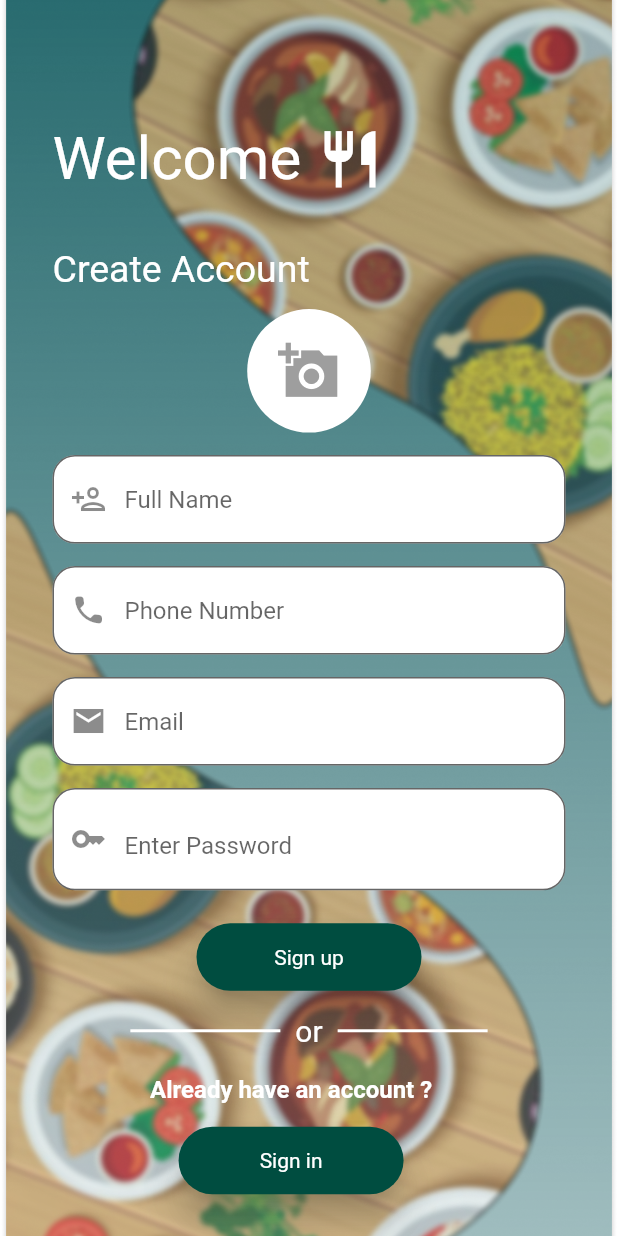
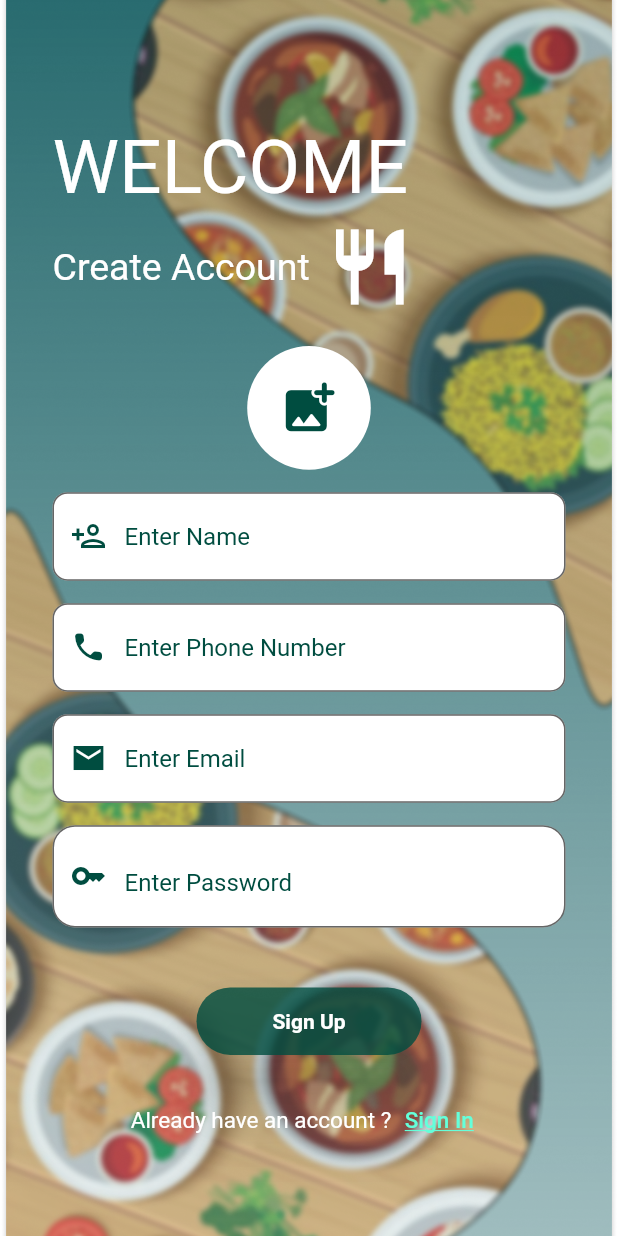
Before and after one commit to Saurabh101101/Cafeteria_Official, a Flutter app: the screen it shows after launch, after a tap on "Sign Up", on a phone screen of 412 x 824 dp. Run offline on Flutter 3.47's test engine with Material 2 defaults, Android fonts, the light colour scheme and no system bars; our stand-ins replace cloud_firestore, firebase_auth, firebase_core, firebase_storage, flutter_signin_button, fluttertoast and 2 more; missing offline and left inert: number_inc_dec, razorpay_flutter; accounts and stored records are empty.

Commit message:
final ui login n signup

```diff
--- a/lib/authentication/login.dart
+++ b/lib/authentication/login.dart
@@ -113,8 +113,8 @@ class _MyLoginState extends State<MyLogin> {
         body: Stack(
           children: [
             Container(
-              padding: EdgeInsets.only(left: 35,top:MediaQuery.of(context).size.height*0.15),
-              child: Text('Welcome',style: TextStyle(
+              padding: EdgeInsets.only(left: 35,top:MediaQuery.of(context).size.height*0.2),
+              child: Text('WELCOME',style: TextStyle(
                 color: Color(0xFFFFFFFF),
                 fontSize: 50,
               ),),
@@ -126,9 +126,9 @@ class _MyLoginState extends State<MyLogin> {
                 children: [
                   Text('SIGN IN',style: TextStyle(
                       color: Colors.white,
-                      fontSize: 30,)),
-                      SizedBox(width: 10),
-                      Icon(Icons.restaurant_outlined, color: Colors.white,size: 45),
+                      fontSize: 35,)),
+                      SizedBox(width: 20),
+                      Icon(Icons.restaurant_outlined, color: Colors.white,size: 60),
                 ],
               ),
             ),
@@ -196,57 +196,62 @@ class _MyLoginState extends State<MyLogin> {
                             TextField(
                               controller: emailController,
                               decoration: InputDecoration(
-                                  prefixIcon: Icon(Icons.mail_sharp),
+                                  prefixIcon: Icon(Icons.mail_sharp,color: Colors.teal[900]),
                                   fillColor: Colors.white,
                                   filled: true,
                                   hintText:'Enter Email',
-                                  border: OutlineInputBorder(borderRadius: BorderRadius.circular(15))
+                                  hintStyle: TextStyle(color: Colors.teal[900]),
+                                  border: OutlineInputBorder(borderRadius: BorderRadius.circular(10))
                               ),
                             ),
-                            SizedBox(height: 45),
+                            SizedBox(height: 40),
                             TextField(
                               obscureText: _isHidden,
                               controller: passwordController,
                               decoration: InputDecoration(
-                                  prefixIcon: Icon(Icons.key_outlined),
+                                  prefixIcon: Icon(Icons.key_outlined,color: Colors.teal[900]),
                                   fillColor: Colors.white,
                                   filled: true,
                                   hintText:'Enter Password',
-                                  suffix: InkWell(onTap:_toggle,child: Icon(_isHidden?Icons.visibility:Icons.visibility_off,)),
-                                  border: OutlineInputBorder(borderRadius: BorderRadius.circular(15))
+                                  hintStyle: TextStyle(color: Colors.teal[900]),
+                                  suffix: InkWell(onTap:_toggle,child: Icon(_isHidden?Icons.visibility_off:Icons.visibility,color: Colors.teal[900],)),
+                                  border: OutlineInputBorder(borderRadius: BorderRadius.circular(10))
                               ),
                             ),
                           ],
                     ),),
 
                     SizedBox(
-                      height: 45,
+                      height: 40,
                     ),
                     SizedBox(
                       height: 45,
-                      width: 150,
+                      width: 140,
                       child: ElevatedButton(onPressed: (){
                         formValidation();
                       },
 
                         style: ElevatedButton.styleFrom(
-                        backgroundColor: Colors.teal[900],
+                        backgroundColor: Colors.teal[900]?.withOpacity(0.8),
                         shape: StadiumBorder(),
-                        elevation: 10.0,
+                        elevation: 20.0,
                         textStyle: const TextStyle(color:Colors.blueAccent)
 
                        ),
-                       child: const Text('Sign in')),
+                       child: const Text('Sign in',style: TextStyle(fontWeight: FontWeight.bold))),
+                    ),
+                    SizedBox(
+                      height: 20,
                     ),
                     Center(
                       child: Row(
                         mainAxisAlignment: MainAxisAlignment.center,
                         children: [
-                          Text("Don't Have a account ?",style: TextStyle(color:Colors.white), ),
+                          Text("Don't Have an account ?",style: TextStyle(color:Colors.white,fontSize: 15), ),
                           TextButton(onPressed: (){
                             Navigator.push(context, MaterialPageRoute(builder: (context)=>MySignup()));
                           },
-                           child: const Text("Sign Up",style: TextStyle(color:Colors.lightGreenAccent),)),
+                           child: const Text("Sign Up",style: TextStyle(color:Colors.tealAccent,fontSize: 15,decoration: TextDecoration.underline),)),
                         ],
                       ),
                     ),
--- a/lib/authentication/signup.dart
+++ b/lib/authentication/signup.dart
@@ -14,6 +14,7 @@ import 'package:shared_preferences/shared_preferences.dart';
 
 import '../global/global.dart';
 import '../mainScreens/home.dart';
+import 'login.dart';
 
 
 class MySignup extends StatefulWidget {
@@ -165,29 +166,33 @@ class MySignupState extends State <MySignup> {
               padding: EdgeInsets.only(left: 35,top:MediaQuery.of(context).size.height*0.1),
               child: Row(
                 children: [
-                  Text('Welcome',style: TextStyle(
+                  Text('WELCOME',style: TextStyle(
                     color: Color(0xFFFFFFFF),
-                    fontSize: 40,
+                    fontSize: 50,
                   ),),
-                      SizedBox(width: 10),
-                      Icon(Icons.restaurant_outlined, color: Colors.white,size: 45),
+                      // SizedBox(width: 10),
+                      // Icon(Icons.restaurant_outlined, color: Colors.white,size: 45),
                 ],
 
               ),
 
             ),
             Padding(
-              padding: EdgeInsets.only(left: 35,top:MediaQuery.of(context).size.height*0.20),
-              child:
+              padding: EdgeInsets.only(left: 35,top:MediaQuery.of(context).size.height*0.18),
+              child:Row(
+                  children: [
                   Text('Create Account',style: TextStyle(
                       color: Colors.white,
                       fontSize: 25,)),
-
+                      SizedBox(width: 10),
+                      Icon(Icons.restaurant_outlined, color: Colors.white,size: 60),
+                  ]
+              )
               ),
             SingleChildScrollView(
 
               child: Container(
-                padding: EdgeInsets.only(top:MediaQuery.of(context).size.height*0.25,right: 35,left: 35),
+                padding: EdgeInsets.only(top:MediaQuery.of(context).size.height*0.28,right: 35,left: 35),
                 child: Column(
                   children: [
                     InkWell(
@@ -199,11 +204,11 @@ class MySignupState extends State <MySignup> {
                         radius: MediaQuery.of(context).size.width*0.10,
                         backgroundColor: Colors.white,
                         backgroundImage:imageXFile==null ?null :FileImage(File(imageXFile!.path)) ,
-                        child: imageXFile==null? Icon(Icons.add_a_photo_sharp,size: MediaQuery.of(context).size.width*0.10,color: Colors.grey,):null,
+                        child: imageXFile==null? Icon(Icons.add_photo_alternate_rounded,size: MediaQuery.of(context).size.width*0.1,color: Colors.teal[900],):null,
                       ),
                     ),
 
-                    SizedBox(height: 15),
+                    const SizedBox(height: 15),
                     Form(
                         key: _formkey,
                         child: Column(
@@ -211,22 +216,24 @@ class MySignupState extends State <MySignup> {
                             TextField(
                               controller: nameController,
                               decoration: InputDecoration(
-                                  prefixIcon: Icon(Icons.person_add_outlined),
+                                  prefixIcon: Icon(Icons.person_add_outlined,color: Colors.teal[900]),
                                   fillColor: Colors.white,
                                   filled: true,
-                                  hintText:'Full Name',
-                                  border: OutlineInputBorder(borderRadius: BorderRadius.circular(15))
+                                  hintText:'Enter Name',
+                                  hintStyle: TextStyle(color: Colors.teal[900]),
+                                  border: OutlineInputBorder(borderRadius: BorderRadius.circular(10))
                               ),
                             ),
                             SizedBox(height: 15),
                             TextField(
                               controller: phoneController,
                               decoration: InputDecoration(
-                                  prefixIcon: Icon(Icons.call_rounded),
+                                  prefixIcon: Icon(Icons.call_rounded,color: Colors.teal[900]),
                                   fillColor: Colors.white,
                                   filled: true,
-                                  hintText:'Phone Number',
-                                  border: OutlineInputBorder(borderRadius: BorderRadius.circular(15))
+                                  hintText:'Enter Phone Number',
+                                  hintStyle: TextStyle(color: Colors.teal[900]),
+                                  border: OutlineInputBorder(borderRadius: BorderRadius.circular(10))
                               ),
                             ),
                             SizedBox(height: 15),
@@ -235,11 +242,12 @@ class MySignupState extends State <MySignup> {
 
                               decoration: InputDecoration(
 
-                                  prefixIcon: Icon(Icons.mail_sharp),
+                                  prefixIcon: Icon(Icons.mail_sharp,color: Colors.teal[900]),
                                   fillColor: Colors.white,
                                   filled: true,
-                                  hintText:'Email',
-                                  border: OutlineInputBorder(borderRadius: BorderRadius.circular(15))
+                                  hintText:'Enter Email',
+                                  hintStyle: TextStyle(color: Colors.teal[900]),
+                                  border: OutlineInputBorder(borderRadius: BorderRadius.circular(10))
                               ),
                             ),
                             SizedBox(height: 15),
@@ -248,18 +256,19 @@ class MySignupState extends State <MySignup> {
 
                               obscureText: _isHidden1,
                               decoration: InputDecoration(
-                                  prefixIcon: Icon(Icons.key_outlined),
+                                  prefixIcon: Icon(Icons.key_outlined,color: Colors.teal[900]),
                                   fillColor: Colors.white,
                                   filled: true,
                                   hintText:'Enter Password',
-                                  suffix: InkWell(onTap:_toggle1,child: Icon(_isHidden1?Icons.visibility:Icons.visibility_off,)),
+                                  hintStyle: TextStyle(color: Colors.teal[900]),
+                                  suffix: InkWell(onTap:_toggle1,child: Icon(_isHidden1?Icons.visibility_off:Icons.visibility,color: Colors.teal[900],)),
                                   border: OutlineInputBorder(borderRadius: BorderRadius.circular(15))
                               ),
                             ),
                           ],
                         )),
 
-                    SizedBox(height: 22),
+                    SizedBox(height: 40),
                     SizedBox(
                       height: 45,
                       width: 150,
@@ -268,62 +277,66 @@ class MySignupState extends State <MySignup> {
                         },
 
                         style: ElevatedButton.styleFrom(
-                        backgroundColor: Colors.teal[900],
+                        backgroundColor: Colors.teal[900]?.withOpacity(0.8),
                         shape: StadiumBorder(),
-                        elevation: 10.0,
+                        elevation: 20.0,
                         textStyle: const TextStyle(color:Colors.blueAccent)
 
                        ),
-                       child: const Text('Sign up')),
+                       child: const Text('Sign Up',style: TextStyle(fontWeight: FontWeight.bold),)),
+                    ),
+                    SizedBox(height: 20,),
+                    Center(
+                        child: Row(
+                            mainAxisAlignment: MainAxisAlignment.center,
+                            children:[
+
+                              Text('Already have an account ?',style: TextStyle(
+                                  color:Colors.white,fontSize: 15
+                              ),),
+
+                              TextButton(onPressed: (){
+                                Navigator.push(context, MaterialPageRoute(builder: (context)=>MyLogin()));
+                              },
+                                  child: const Text("Sign In",style: TextStyle(color:Colors.tealAccent,fontSize: 15,decoration: TextDecoration.underline),)),
+                            ]
+                        )
                     ),
           ],
         ),
         )),
-        Padding(
-              padding:  EdgeInsets.only(top:MediaQuery.of(context).size.height*0.82,left:35,right:35),
-              child: Row(
-                mainAxisAlignment: MainAxisAlignment.center,
-                children: [
-                 Container(height:2.0,width:100.0,color:Colors.white),
-                 SizedBox(width: 10),
-                  Text("or",style: TextStyle(color:Colors.white,fontSize: 20)),
-                  SizedBox(width: 10),
-                  Container(height:2.0,width:100.0,color:Colors.white),
-                ],
-              ),
-            ),
-        Padding(
-          padding:  EdgeInsets.only(top:MediaQuery.of(context).size.height*0.84,left: 100,right: 90),
-          child: Column(
-            crossAxisAlignment: CrossAxisAlignment.center,
-           children:[
-            SizedBox(height: 25),
-             Text('Already have an account ?',style: TextStyle(
-                      color: Color(0xFFFFFFFF),
-                      fontSize: 16,
-                      fontWeight: FontWeight.bold,
-                    ),),
-                    SizedBox(height: 15),
-                    SizedBox(
-                      height: 45,
-                      width: 150,
-                      child: ElevatedButton(onPressed: (){
-                        Navigator.pop(context);
-                      },
-
-                        style: ElevatedButton.styleFrom(
-                        backgroundColor: Colors.teal[900],
-                        shape: StadiumBorder(),
-                        elevation: 10.0,
-                        textStyle: const TextStyle(color:Colors.teal)
-
-                       ),
-                       child: const Text('Sign in')),
-                    ),
-           ]
-          ),
-        )
-        ]
+        // Padding(
+        //   padding:  EdgeInsets.only(top:MediaQuery.of(context).size.height*0.84,left: 100,right: 90),
+        //   child: Column(
+        //     crossAxisAlignment: CrossAxisAlignment.center,
+        //    children:[
+        //     SizedBox(height: 25),
+        //      Text('Already have an account ?',style: TextStyle(
+        //               color: Color(0xFFFFFFFF),
+        //               fontSize: 16,
+        //               fontWeight: FontWeight.bold,
+        //             ),),
+        //             SizedBox(height: 15),
+        //             SizedBox(
+        //               height: 45,
+        //               width: 150,
+        //               child: ElevatedButton(onPressed: (){
+        //                 Navigator.pop(context);
+        //               },
+        //
+        //                 style: ElevatedButton.styleFrom(
+        //                 backgroundColor: Colors.teal[900],
+        //                 shape: StadiumBorder(),
+        //                 elevation: 10.0,
+        //                 textStyle: const TextStyle(color:Colors.teal)
+        //
+        //                ),
+        //                child: const Text('Sign in')),
+        //             ),
+        //    ]
+        //   ),
+        // )
+        ],
         )
         )
         );
```
